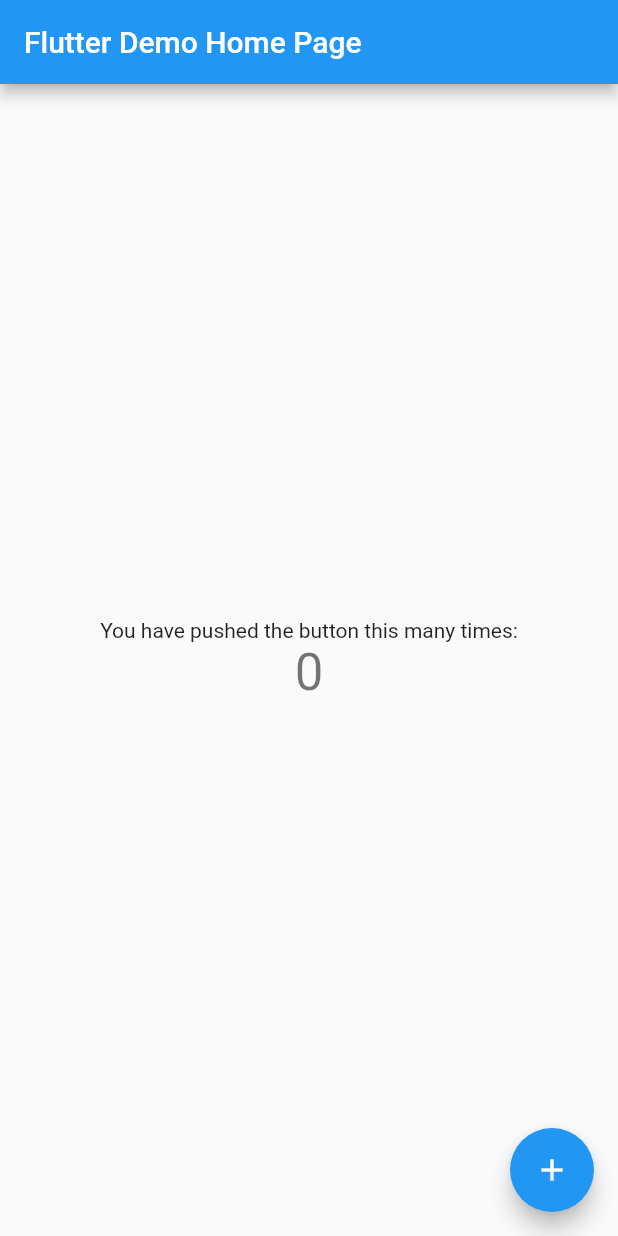
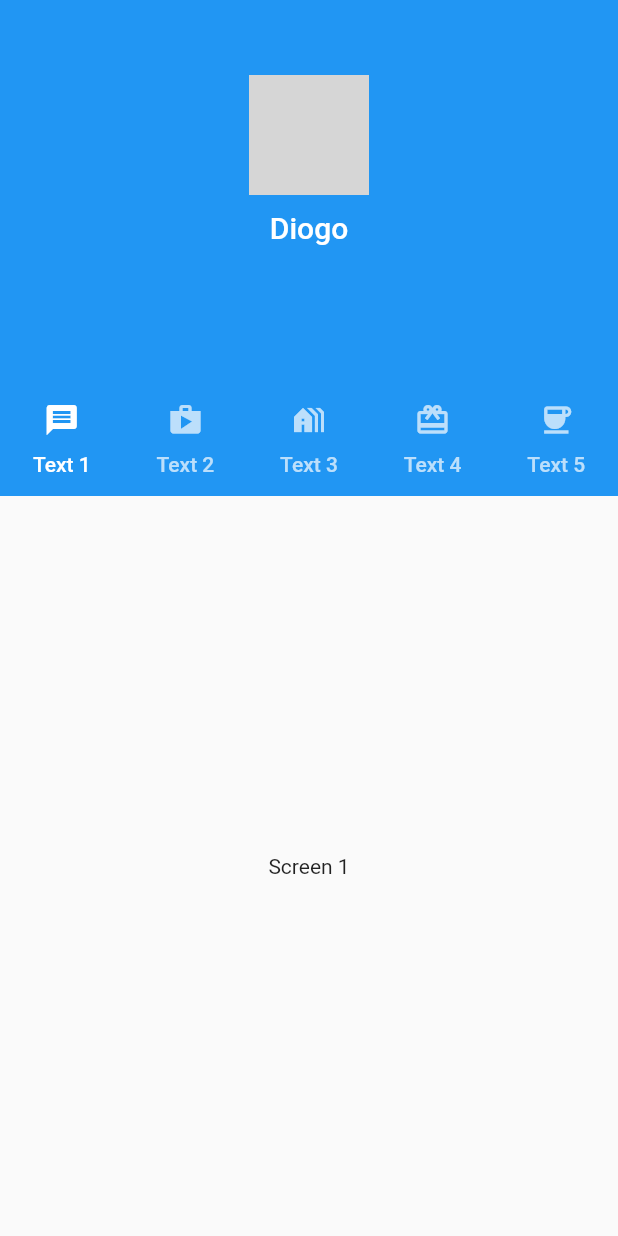
Before and after one commit to diogo-agb/collapsingtabbarapp, a Flutter app: the screen it shows after launch, on a phone screen of 412 x 824 dp. Run offline on Flutter 3.47's test engine with Material 2 defaults, Android fonts, the phone set to English and light mode, and no system bars; network calls fail; grey boxes are pictures that could not be loaded.

Commit message:
final code

```diff
--- /dev/null
+++ b/lib/body.dart
@@ -0,0 +1,78 @@
+import 'package:flutter/material.dart';
+
+class Body extends StatefulWidget {
+  const Body({Key? key}) : super(key: key);
+
+  @override
+  _BodyState createState() => _BodyState();
+}
+
+class _BodyState extends State<Body> {
+  @override
+  Widget build(BuildContext context) {
+    return DefaultTabController(
+        length: 5,
+        child: Scaffold(
+          body: SafeArea(
+            child: NestedScrollView(
+              headerSliverBuilder: (context, innerBoxIsSelected) {
+                return [
+                  SliverAppBar(
+                    backgroundColor: Colors.blue,
+                    elevation: 0,
+                    flexibleSpace: FlexibleSpaceBar(
+                      centerTitle: true,
+                      title: Center(
+                        child: Column(
+                          children: [
+                            SizedBox(height: 50),
+                            CircleAvatar(
+                              backgroundImage: NetworkImage(
+                                  'https://cdn.pixabay.com/photo/2015/10/05/22/37/blank-profile-picture-973460_960_720.png'),
+                              maxRadius: 40,
+                            ),
+                            SizedBox(height: 10),
+                            Text('Diogo'),
+                          ],
+                        ),
+                      ),
+                    ),
+                    bottom: PreferredSize(
+                      preferredSize:
+                          Size.square(MediaQuery.of(context).size.height / 3),
+                      child: TabBar(
+                        tabs: [
+                          Tab(icon: Icon(Icons.message), text: 'Text 1'),
+                          Tab(icon: Icon(Icons.shop), text: 'Text 2'),
+                          Tab(
+                              icon: Icon(Icons.holiday_village),
+                              text: 'Text 3'),
+                          Tab(
+                              icon: Icon(Icons.wallet_giftcard),
+                              text: 'Text 4'),
+                          Tab(icon: Icon(Icons.coffee), text: 'Text 5'),
+                        ],
+                      ),
+                    ),
+                  )
+                ];
+              },
+              body: TabBarView(
+                children: [
+                  Center(child: Text('Screen 1')),
+                  Center(child: Text('Screen 2')),
+                  Center(child: Text('Screen 3')),
+                  Center(child: Text('Screen 4')),
+                  Container(
+                    color: Colors.yellow,
+                    child: Center(
+                      child: Text('Screen 5'),
+                    ),
+                  ),
+                ],
+              ),
+            ),
+          ),
+        ));
+  }
+}
--- a/lib/main.dart
+++ b/lib/main.dart
@@ -1,113 +1,20 @@
 import 'package:flutter/material.dart';
+
+import 'body.dart';
 
 void main() {
   runApp(MyApp());
 }
 
 class MyApp extends StatelessWidget {
-  // This widget is the root of your application.
   @override
   Widget build(BuildContext context) {
     return MaterialApp(
       title: 'Flutter Demo',
       theme: ThemeData(
-        // This is the theme of your application.
-        //
-        // Try running your application with "flutter run". You'll see the
-        // application has a blue toolbar. Then, without quitting the app, try
-        // changing the primarySwatch below to Colors.green and then invoke
-        // "hot reload" (press "r" in the console where you ran "flutter run",
-        // or simply save your changes to "hot reload" in a Flutter IDE).
-        // Notice that the counter didn't reset back to zero; the application
-        // is not restarted.
         primarySwatch: Colors.blue,
       ),
-      home: MyHomePage(title: 'Flutter Demo Home Page'),
+      home: Body(),
     );
   }
 }
-
-class MyHomePage extends StatefulWidget {
-  MyHomePage({Key? key, required this.title}) : super(key: key);
-
-  // This widget is the home page of your application. It is stateful, meaning
-  // that it has a State object (defined below) that contains fields that affect
-  // how it looks.
-
-  // This class is the configuration for the state. It holds the values (in this
-  // case the title) provided by the parent (in this case the App widget) and
-  // used by the build method of the State. Fields in a Widget subclass are
-  // always marked "final".
-
-  final String title;
-
-  @override
-  _MyHomePageState createState() => _MyHomePageState();
-}
-
-class _MyHomePageState extends State<MyHomePage> {
-  int _counter = 0;
-
-  void _incrementCounter() {
-    setState(() {
-      // This call to setState tells the Flutter framework that something has
-      // changed in this State, which causes it to rerun the build method below
-      // so that the display can reflect the updated values. If we changed
-      // _counter without calling setState(), then the build method would not be
-      // called again, and so nothing would appear to happen.
-      _counter++;
-    });
-  }
-
-  @override
-  Widget build(BuildContext context) {
-    // This method is rerun every time setState is called, for instance as done
-    // by the _incrementCounter method above.
-    //
-    // The Flutter framework has been optimized to make rerunning build methods
-    // fast, so that you can just rebuild anything that needs updating rather
-    // than having to individually change instances of widgets.
-    return Scaffold(
-      appBar: AppBar(
-        // Here we take the value from the MyHomePage object that was created by
-        // the App.build method, and use it to set our appbar title.
-        title: Text(widget.title),
-      ),
-      body: Center(
-        // Center is a layout widget. It takes a single child and positions it
-        // in the middle of the parent.
-        child: Column(
-          // Column is also a layout widget. It takes a list of children and
-          // arranges them vertically. By default, it sizes itself to fit its
-          // children horizontally, and tries to be as tall as its parent.
-          //
-          // Invoke "debug painting" (press "p" in the console, choose the
-          // "Toggle Debug Paint" action from the Flutter Inspector in Android
-          // Studio, or the "Toggle Debug Paint" command in Visual Studio Code)
-          // to see the wireframe for each widget.
-          //
-          // Column has various properties to control how it sizes itself and
-          // how it positions its children. Here we use mainAxisAlignment to
-          // center the children vertically; the main axis here is the vertical
-          // axis because Columns are vertical (the cross axis would be
-          // horizontal).
-          mainAxisAlignment: MainAxisAlignment.center,
-          children: <Widget>[
-            Text(
-              'You have pushed the button this many times:',
-            ),
-            Text(
-              '$_counter',
-              style: Theme.of(context).textTheme.headline4,
-            ),
-          ],
-        ),
-      ),
-      floatingActionButton: FloatingActionButton(
-        onPressed: _incrementCounter,
-        tooltip: 'Increment',
-        child: Icon(Icons.add),
-      ), // This trailing comma makes auto-formatting nicer for build methods.
-    );
-  }
-}
```
